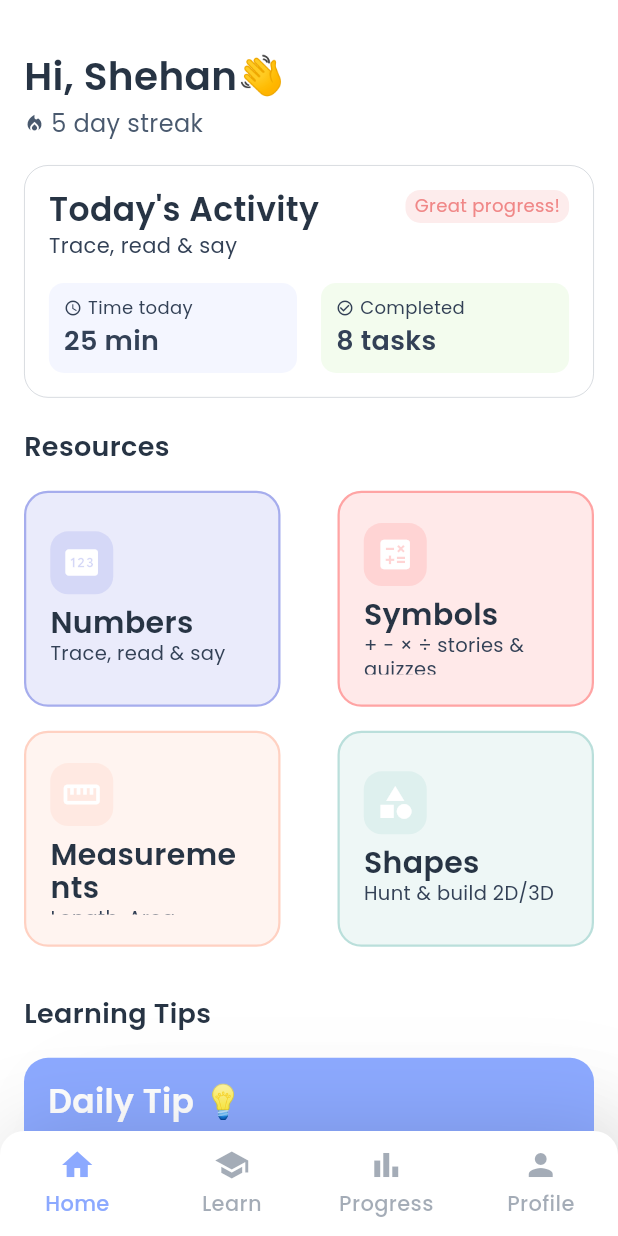
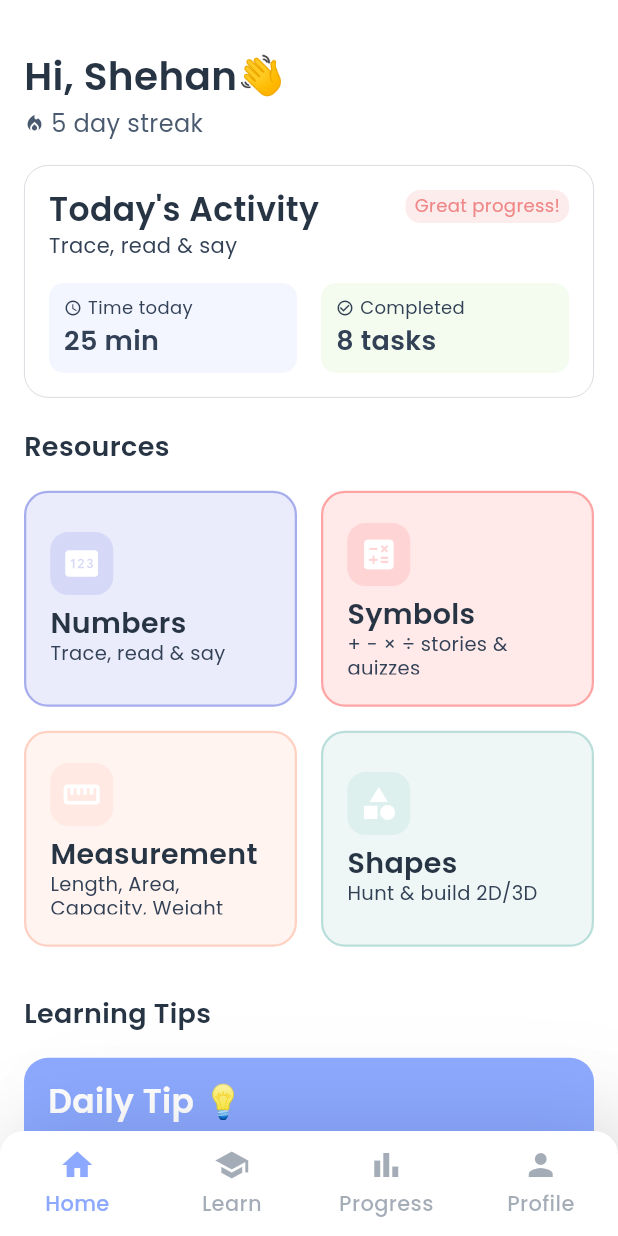
Before and after one commit to cynos28/ganithamithura, a Flutter app: the screen it shows after launch, on a phone screen of 412 x 824 dp. Run offline on Flutter 3.47's test engine with Material 3 defaults, Android fonts, the phone set to English and light mode, and no system bars; our stand-ins replace get, google_fonts, lottie, permission_handler, shared_preferences, speech_to_text.

Commit message:
fixed text size

```diff
--- a/ganithamithura/lib/screens/home/home_screen.dart
+++ b/ganithamithura/lib/screens/home/home_screen.dart
@@ -153,9 +153,9 @@ class _HomeScreenState extends State<HomeScreen> {
       children: [
         // First row: Numbers and Symbols
         Row(
-          mainAxisAlignment: MainAxisAlignment.spaceBetween,
           children: [
-            ResourceCard(
+            Expanded(
+              child: ResourceCard(
                 title: 'Numbers',
                 subtitle: 'Trace, read & say',
                 icon: Icons.pin,
@@ -164,7 +164,10 @@ class _HomeScreenState extends State<HomeScreen> {
                 onTap: () => Get.to(() => const NumberHomeScreen()),
                 isEnabled: true,
               ),
-            ResourceCard(
+            ),
+            const SizedBox(width: 16),
+            Expanded(
+              child: ResourceCard(
                 title: 'Symbols',
                 subtitle: '+ − × ÷ stories & quizzes',
                 icon: Icons.calculate,
@@ -180,15 +183,16 @@ class _HomeScreenState extends State<HomeScreen> {
                 },
                 isEnabled: false,
               ),
+            ),
           ],
         ),
         const SizedBox(height: 16),
         // Second row: Measurements and Shapes
         Row(
-          mainAxisAlignment: MainAxisAlignment.spaceBetween,
           children: [
-            ResourceCard(
-              title: 'Measurements',
+            Expanded(
+              child: ResourceCard(
+                title: 'Measurement',
                 subtitle: 'Length, Area, Capacity, Weight',
                 icon: Icons.straighten,
                 backgroundColor: const Color(AppColors.measurementColor).withOpacity(0.24),
@@ -196,7 +200,10 @@ class _HomeScreenState extends State<HomeScreen> {
                 onTap: () => Get.to(() => const MeasurementHomeScreen()),
                 isEnabled: true,
               ),
-            ResourceCard(
+            ),
+            const SizedBox(width: 16),
+            Expanded(
+              child: ResourceCard(
                 title: 'Shapes',
                 subtitle: 'Hunt & build 2D/3D',
                 icon: Icons.category,
@@ -212,6 +219,7 @@ class _HomeScreenState extends State<HomeScreen> {
                 },
                 isEnabled: false,
               ),
+            ),
           ],
         ),
       ],
--- a/ganithamithura/lib/widgets/home/home_widgets.dart
+++ b/ganithamithura/lib/widgets/home/home_widgets.dart
@@ -28,7 +28,6 @@ class ResourceCard extends StatelessWidget {
       onTap: isEnabled ? onTap : null,
       child: Container(
         height: 144,
-        width: 171,
         decoration: BoxDecoration(
           color: backgroundColor,
           border: Border.all(color: borderColor, width: 1.5),
@@ -59,7 +58,7 @@ class ResourceCard extends StatelessWidget {
             Text(
               title,
               style: const TextStyle(
-                fontSize: 20,
+                fontSize: 19,
                 fontWeight: FontWeight.w600,
                 color: Color(AppColors.textBlack),
                 height: 1.1,
```
Lines whose indentation alone changed are shown as unchanged.
